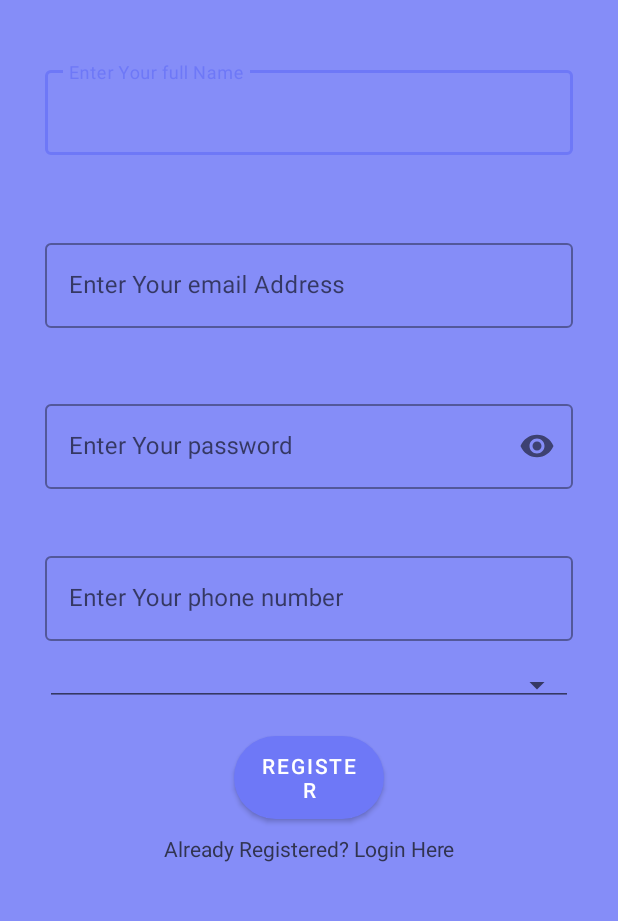
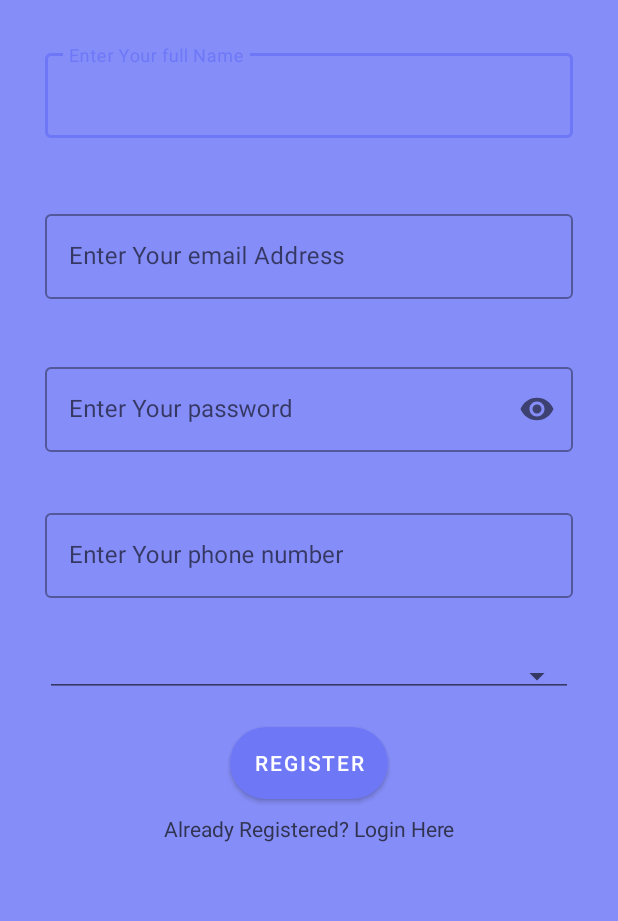
Before and after one commit to janewaitara/Medec-Health-App, an Android app: the layout activity_register.xml on its own in the app's theme, with its tools: preview values and no code run, on a phone screen of 412 x 824 dp, the part 166-1087 px from its top. Run offline under Robolectric (Android 15) with nearby library versions, the phone set to English and light mode, and no system bars; Roboto replaces fonts that are not available here.

```diff
--- a/app/src/main/res/layout/activity_login.xml
+++ b/app/src/main/res/layout/activity_login.xml
@@ -5,6 +5,7 @@
     android:layout_width="match_parent"
     android:layout_height="match_parent"
     android:padding="30dp"
+    android:layout_gravity="center"
     android:background="@color/backgroundColor"
     tools:context=".RegisterActivity">
 
--- a/app/src/main/res/layout/activity_register.xml
+++ b/app/src/main/res/layout/activity_register.xml
@@ -5,6 +5,7 @@
     android:layout_width="match_parent"
     android:layout_height="match_parent"
     android:padding="30dp"
+    android:layout_gravity="center"
     android:background="@color/backgroundColor"
     tools:context=".RegisterActivity">
 
@@ -36,7 +37,7 @@
         app:layout_constraintHorizontal_bias="0.318"
         app:layout_constraintStart_toStartOf="parent"
         app:layout_constraintTop_toBottomOf="@+id/app_name"
-        app:layout_constraintVertical_bias="0.069">
+        app:layout_constraintVertical_bias="0.050">
 
         <com.google.android.material.textfield.TextInputEditText
             android:id="@+id/register_fullname"
@@ -61,7 +62,7 @@
         app:layout_constraintHorizontal_bias="0.318"
         app:layout_constraintStart_toStartOf="parent"
         app:layout_constraintTop_toBottomOf="@+id/register_nameWrapper"
-        app:layout_constraintVertical_bias="0.069">
+        app:layout_constraintVertical_bias="0.050">
 
         <com.google.android.material.textfield.TextInputEditText
             android:id="@+id/register_email"
@@ -87,7 +88,7 @@
         app:layout_constraintHorizontal_bias="0.318"
         app:layout_constraintStart_toStartOf="parent"
         app:layout_constraintTop_toBottomOf="@+id/register_emailWrapper"
-        app:layout_constraintVertical_bias="0.069">
+        app:layout_constraintVertical_bias="0.050">
 
         <com.google.android.material.textfield.TextInputEditText
             android:id="@+id/register_password"
@@ -112,7 +113,7 @@
         app:layout_constraintHorizontal_bias="0.318"
         app:layout_constraintStart_toStartOf="parent"
         app:layout_constraintTop_toBottomOf="@+id/register_passwordWrapper"
-        app:layout_constraintVertical_bias="0.069">
+        app:layout_constraintVertical_bias="0.050">
 
         <com.google.android.material.textfield.TextInputEditText
             android:id="@+id/register_phone"
@@ -133,13 +134,13 @@
         app:layout_constraintHorizontal_bias="0.318"
         app:layout_constraintStart_toStartOf="parent"
         app:layout_constraintTop_toBottomOf="@+id/register_phoneWrapper"
-        app:layout_constraintVertical_bias="0.069"
+        app:layout_constraintVertical_bias="0.150"
         style="@style/Widget.AppCompat.Spinner.Underlined"/>
 
 
     <Button
         android:id="@+id/btn_register"
-        android:layout_width="100dp"
+        android:layout_width="wrap_content"
         android:layout_height="wrap_content"
         android:layout_marginTop="20dp"
         android:background="@drawable/button_round_corners"
```
Also changed, not shown: app/src/main/AndroidManifest.xml (+9 -7 lines), app/src/main/java/com/example/medec/RegisterActivity.java (+73 -8 lines).
